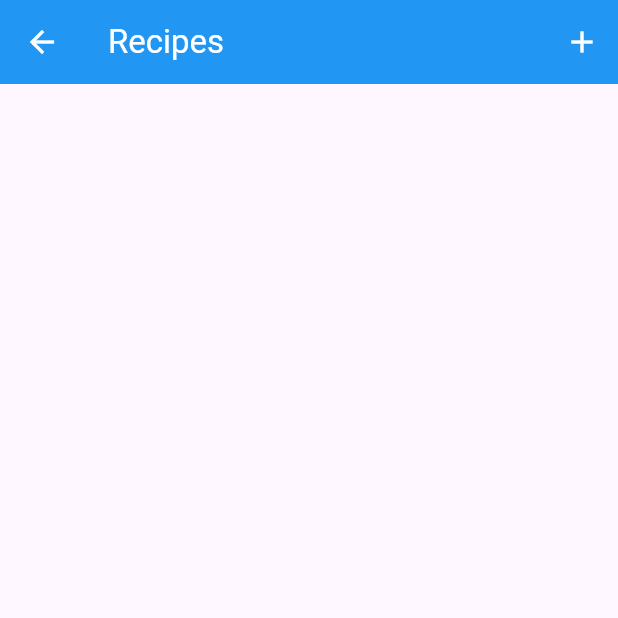
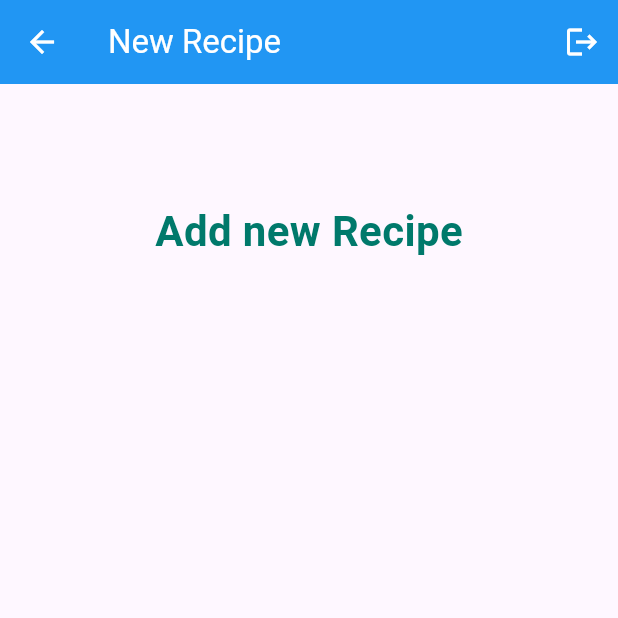
Before and after one commit to Andresas106/RecipeApp, a Flutter app: the RecipesScreen screen opened directly, after a tap on the "add" icon, on a phone screen of 412 x 824 dp, the top half of it. Run offline on Flutter 3.47's test engine with Material 3 defaults, Android fonts, the light colour scheme and no system bars; our stand-ins replace cloud_firestore, firebase_auth, firebase_core, google_sign_in; accounts and stored records are empty.

Commit message:
Started page "Add new recipe"

```diff
--- a/recipe_app/lib/navigation/AppRouteInformationParser.dart
+++ b/recipe_app/lib/navigation/AppRouteInformationParser.dart
@@ -9,6 +9,7 @@ class AppRouteInformationParser extends RouteInformationParser<RouteSettings> {
     if(uri.pathSegments.length == 1 && uri.pathSegments[0] == 'login') return RouteSettings(name: '/login');
     if(uri.pathSegments.length == 1 && uri.pathSegments[0] == 'register') return RouteSettings(name: '/register');
     if(uri.pathSegments.length == 1 && uri.pathSegments[0] == 'recipes') return RouteSettings(name: '/recipes');
+    if(uri.pathSegments.length == 1 && uri.pathSegments[0] == 'newrecipe') return RouteSettings(name: '/newrecipe');
     /*if(uri.pathSegments.length == 2 && uri.pathSegments[0] == 'productDetail'){
       final productJsonString = uri.pathSegments[1];
       final product = Product.fromJsonString(productJsonString);
--- a/recipe_app/lib/navigation/AppRouterDelegate.dart
+++ b/recipe_app/lib/navigation/AppRouterDelegate.dart
@@ -1,6 +1,7 @@
 import 'package:flutter/foundation.dart';
 import 'package:flutter/material.dart';
 import 'package:flutter/services.dart';
+import 'package:recipe_app/screens/NewRecipeScreen.dart';
 import 'package:recipe_app/screens/RecipesScreen.dart';
 import 'package:recipe_app/screens/RegisterScreen.dart';
 
@@ -40,6 +41,8 @@ class AppRouterDelegate extends RouterDelegate<RouteSettings>
           CustomTransitionPage(key: ValueKey('RegisterScreen'),child: Registerscreen()),
         if(_currentRoute?.name == '/recipes')
           CustomTransitionPage(key: ValueKey('RecipesScreen'), child: RecipesScreen()),
+        if(_currentRoute?.name == '/newrecipe')
+          CustomTransitionPage(key: ValueKey('NewRecipeScreen'), child: NewRecipeScreen())
         /*if(_currentRoute?.name == '/productDetail')
           CustomTransitionPage(key: ValueKey('ProductDetailScreen'), child: ProductDetailScreen(_currentRoute!.arguments as Product)),*/
       ],
@@ -54,6 +57,10 @@ class AppRouterDelegate extends RouterDelegate<RouteSettings>
         }
         else if(_currentRoute?.name == '/login') {
            SystemNavigator.pop();
+        }
+        else if(_currentRoute?.name == '/newrecipe')
+        {
+          _setNewRoutePath(RouteSettings(name: '/recipes'));
         }
 
         return true;
--- a/recipe_app/lib/screens/LoginScreen.dart
+++ b/recipe_app/lib/screens/LoginScreen.dart
@@ -35,10 +35,10 @@ class _IntroScreenState extends State<LoginScreen> {
           child: Column(
             crossAxisAlignment: CrossAxisAlignment.center,
             children: [
-              //SizedBox(height: 30,),
+              SizedBox(height: 30,),
               Text('Welcome', style: TextStyle(fontSize: 28, fontWeight: FontWeight.bold, color: Colors.teal[700]),
               ),
-              const SizedBox(height: 10,),
+              const SizedBox(height: 20,),
               Text('Please login to your account', style:  TextStyle(fontSize: 16, color: Colors.grey[600]),
               ),
               const SizedBox(height: 20,),
--- /dev/null
+++ b/recipe_app/lib/screens/NewRecipeScreen.dart
@@ -0,0 +1,44 @@
+import 'package:flutter/cupertino.dart';
+import 'package:flutter/material.dart';
+import 'package:recipe_app/utils/authService.dart';
+
+import '../navigation/AppRouterDelegate.dart';
+
+class NewRecipeScreen extends StatelessWidget {
+  const NewRecipeScreen({super.key});
+
+  @override
+  Widget build(BuildContext context) {
+    AuthService _authService = AuthService();
+
+    return Scaffold(
+      appBar: AppBar(
+        title: Text('New Recipe', style: TextStyle(color: Colors.white),),
+        backgroundColor: Colors.blue,
+        iconTheme: IconThemeData(color: Colors.white),
+        actions: [
+          IconButton(onPressed: () {
+            _authService.logout();
+            final routerDelegate = Router.of(context).routerDelegate as AppRouterDelegate;
+            routerDelegate.setNewRoutePath(RouteSettings(name: '/login'));
+          }, icon: Icon(Icons.logout))
+        ],
+      ),
+      body: Padding(
+        padding: const EdgeInsets.symmetric(horizontal: 24,vertical: 48),
+        child: Center(
+          child: Column(
+            children: [
+              const SizedBox(height: 30,),
+              Text('Add new Recipe', style: TextStyle(fontSize: 28, fontWeight: FontWeight.bold, color: Colors.teal[700]),
+              )
+            ],
+          ),
+        )
+
+      ),
+
+    );
+  }
+
+}
--- a/recipe_app/lib/screens/RecipesScreen.dart
+++ b/recipe_app/lib/screens/RecipesScreen.dart
@@ -1,5 +1,6 @@
 import 'package:flutter/material.dart';
 
+import '../navigation/AppRouterDelegate.dart';
 import '../utils/authService.dart';
 
 class RecipesScreen extends StatefulWidget {
@@ -18,6 +19,8 @@ class _RecipesScreenState extends State<RecipesScreen> {
 
   @override
   Widget build(BuildContext context) {
+    AuthService _authService = AuthService();
+
     return Scaffold(
       appBar: AppBar(
         title: Text('Recipes', style: TextStyle(color: Colors.white),),
@@ -25,8 +28,15 @@ class _RecipesScreenState extends State<RecipesScreen> {
         iconTheme: IconThemeData(color: Colors.white),
         actions: [
           IconButton(onPressed: () {
+            final routerDelegate = Router.of(context).routerDelegate as AppRouterDelegate;
+            routerDelegate.setNewRoutePath(RouteSettings(name: '/newrecipe'));
+          }, icon: Icon(Icons.add)),
 
-          }, icon: Icon(Icons.add))
+          IconButton(onPressed: () {
+            _authService.logout();
+            final routerDelegate = Router.of(context).routerDelegate as AppRouterDelegate;
+            routerDelegate.setNewRoutePath(RouteSettings(name: '/login'));
+          }, icon: Icon(Icons.logout))
         ],
       ),
     );
--- a/recipe_app/lib/utils/authService.dart
+++ b/recipe_app/lib/utils/authService.dart
@@ -43,23 +43,17 @@ class AuthService {
 
   Future<User?> loginWithGoogle() async {
     try {
-      print('aqui entra');
       // Iniciar el flujo de autenticación de Google
       final GoogleSignInAccount? googleUser = await _googleSignIn.signIn();
-
-      print(googleUser);
       // Si el usuario cancela el inicio de sesión
       if(googleUser == null) return null;
-
       // Obtener detalles de autenticación
       final GoogleSignInAuthentication googleAuth = await googleUser.authentication;
-
       // Crear credenciales para Firebase
       final AuthCredential credential = GoogleAuthProvider.credential(
         accessToken: googleAuth.accessToken,
         idToken: googleAuth.idToken
       );
-
       // Iniciar sesión con las credenciales de Google en Firebase
       final UserCredential result = await _auth.signInWithCredential(credential);
       return result.user;
```
Also changed, not shown: recipe_app/pubspec.lock.
